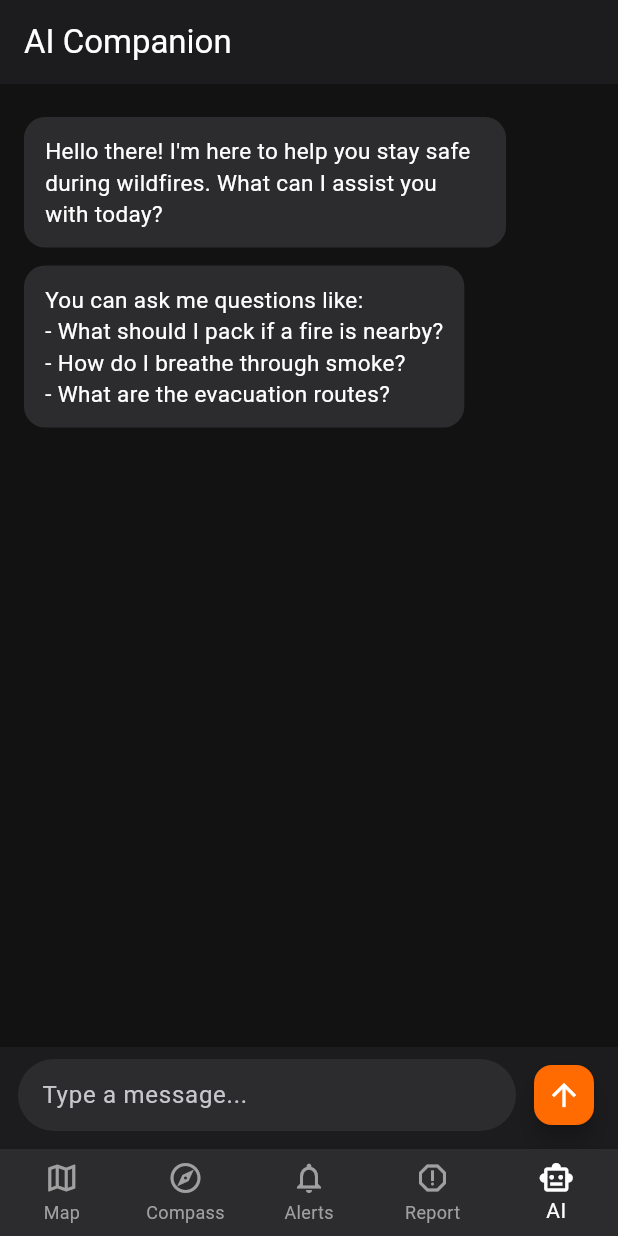
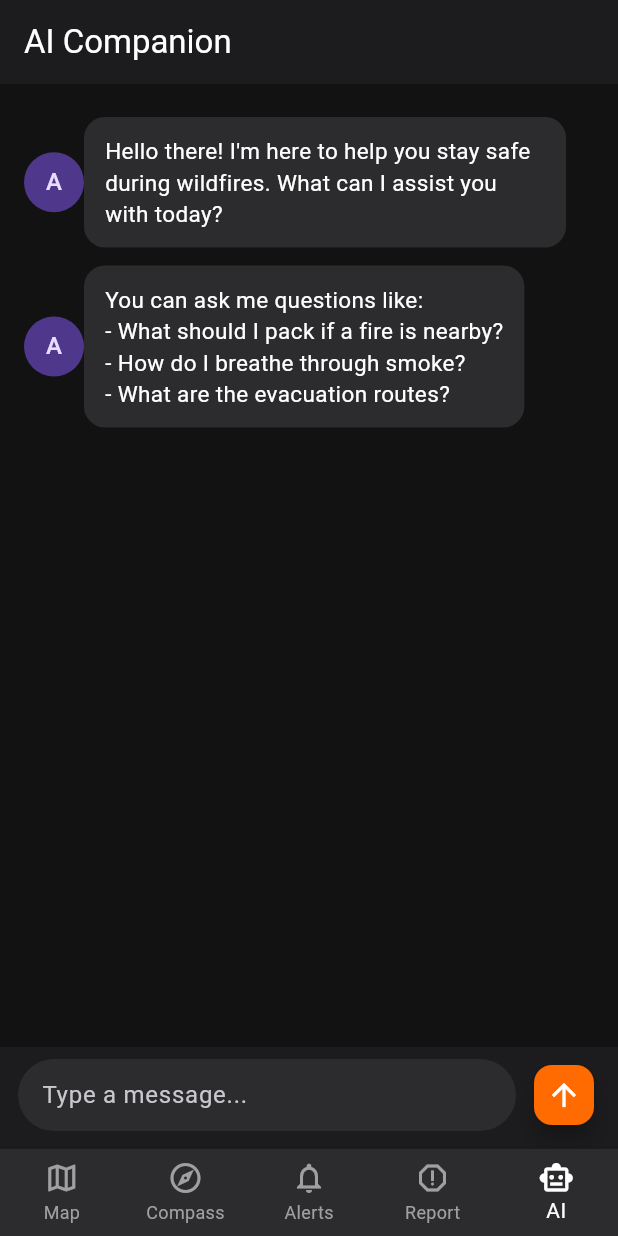
Before and after one commit to SRAYANSH-GUPTA/fireguard, a Flutter app: the screen it shows after launch, item 5 of the bottom bar chosen, on a phone screen of 412 x 824 dp. Run offline on Flutter 3.47's test engine with Material 3 defaults, Android fonts, the phone set to English and light mode, and no system bars; our stand-ins replace flutter_riverpod, google_fonts.

Commit message:
Feature: Github apk release

```diff
--- a/lib/ui/ai/ai_companion_view.dart
+++ b/lib/ui/ai/ai_companion_view.dart
@@ -17,7 +17,7 @@ class AiViewModel extends StateNotifier<List<AiMessage>> {
   void send(String text) {
     if (text.trim().isEmpty) return;
     state = [...state, AiMessage(role: MessageRole.user, text: text)];
-    // Placeholder assistant echo. Later integrate Gemini.
+
     state = [...state, AiMessage(role: MessageRole.assistant, text: 'Thanks, I\'ll get back with guidance.')];
   }
 }
@@ -60,7 +60,10 @@ class _AiCompanionViewState extends ConsumerState<AiCompanionView> {
                 final isUser = m.role == MessageRole.user;
                 return Align(
                   alignment: isUser ? Alignment.centerRight : Alignment.centerLeft,
-                  child: Container(
+                  child: Row(
+                    children: [
+                      CircleAvatar(child: Text(m.role == MessageRole.user ? 'U' : 'A')),
+                      Container(
                         margin: const EdgeInsets.symmetric(vertical: 6),
                         padding: const EdgeInsets.symmetric(horizontal: 14, vertical: 12),
                         constraints: BoxConstraints(maxWidth: MediaQuery.of(context).size.width * 0.78),
@@ -72,6 +75,8 @@ class _AiCompanionViewState extends ConsumerState<AiCompanionView> {
                           m.text,
                           style: TextStyle(color: isUser ? AppPalette.white : AppPalette.white, fontSize: 15),
                         ),
+                      ),
+                    ],
                   ),
                 );
               },
```
Also changed, not shown: 1 other file. Lines whose indentation alone changed are shown as unchanged.
